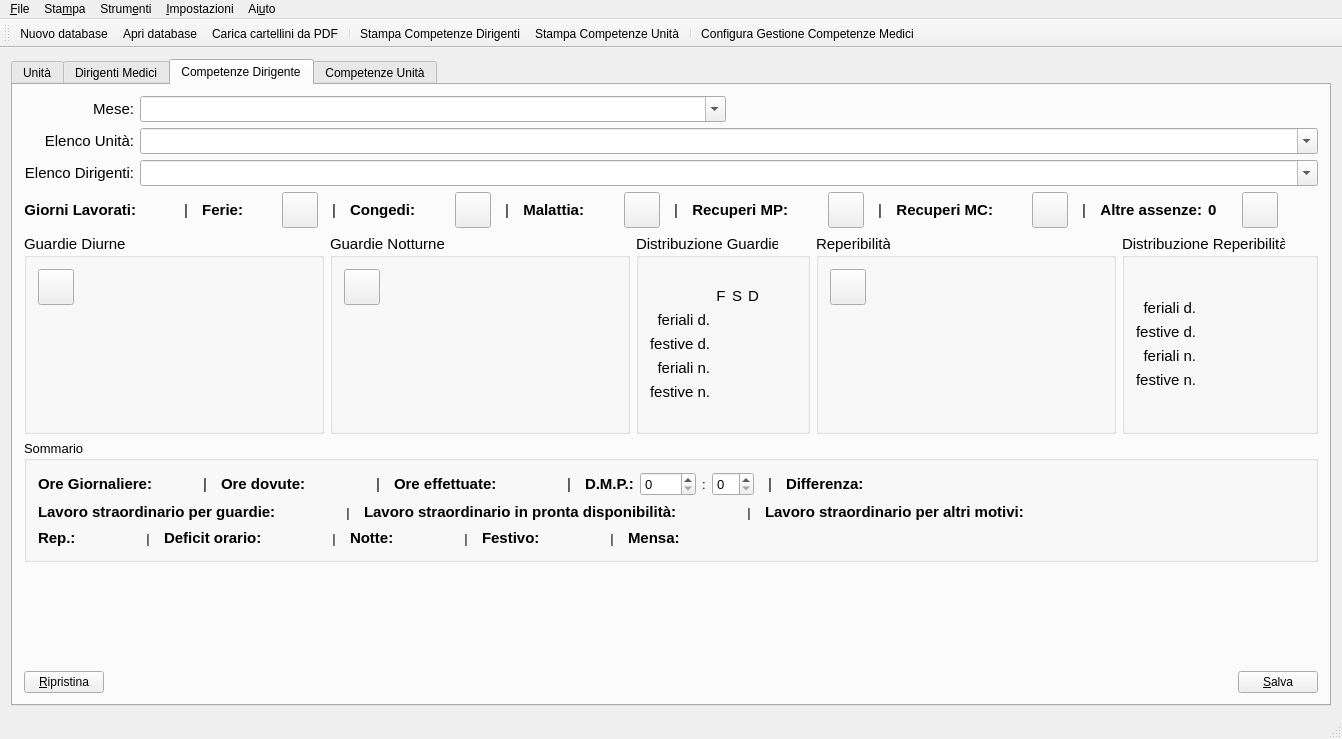
Old version of the form mainwindow.ui in the repository gcala/GestioneCompetenzeMedici.
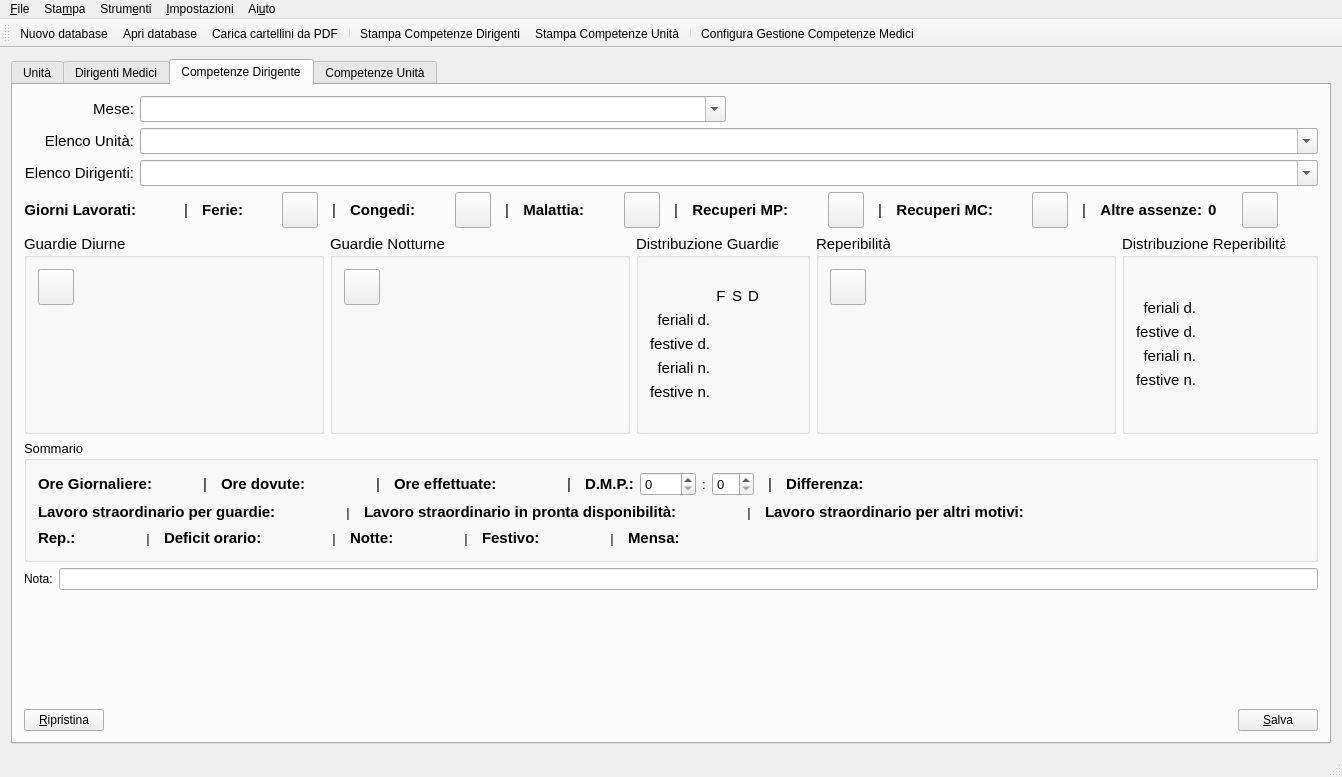
New version of the form. Icons and pictures are not drawn. Custom widgets are drawn as their Qt base class.

Commit message: supporto a note

The edit to the form file:
```diff
--- a/mainwindow.ui
+++ b/mainwindow.ui
@@ -7,7 +7,7 @@
     <x>0</x>
     <y>0</y>
     <width>1323</width>
-    <height>739</height>
+    <height>777</height>
    </rect>
   </property>
   <property name="windowTitle">
@@ -3385,6 +3385,20 @@
           </layout>
          </widget>
         </item>
+        <item>
+         <layout class="QHBoxLayout" name="horizontalLayout_9">
+          <item>
+           <widget class="QLabel" name="label_22">
+            <property name="text">
+             <string>Nota:</string>
+            </property>
+           </widget>
+          </item>
+          <item>
+           <widget class="QLineEdit" name="noteLine"/>
+          </item>
+         </layout>
+        </item>
         <item>
          <spacer name="verticalSpacer">
           <property name="orientation">
```
Left out of the diff: 2 changed lines with no effect on the pictures. The commit also changes 7 other files.
